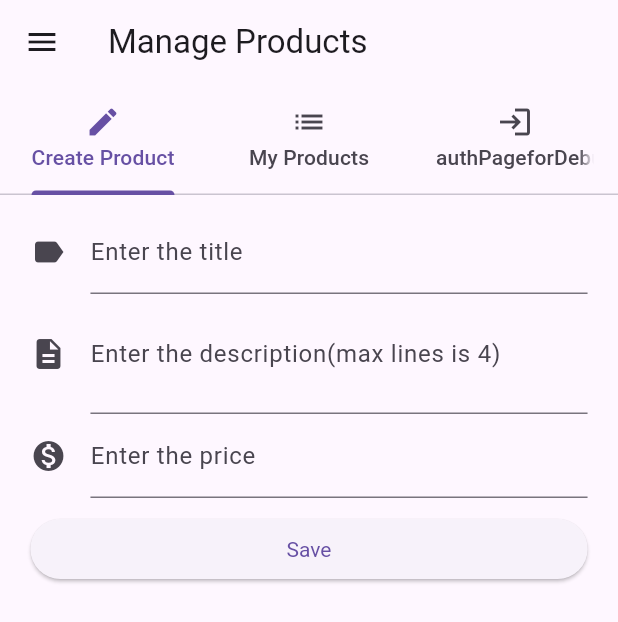
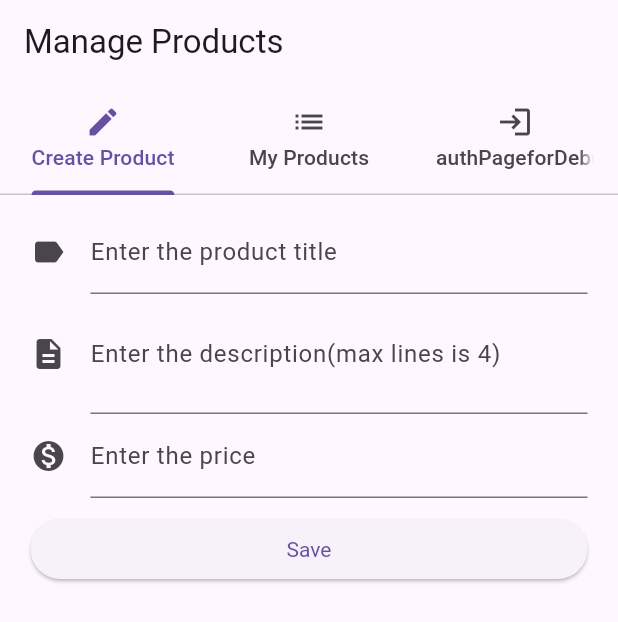
Before and after one commit to BNorelden/flutter_course, a Flutter app: the ProductsAdminPage screen opened by its route, on a phone screen of 412 x 824 dp. Shown: the top 622 px of the screen. Run offline on Flutter 3.47's test engine with Material 3 defaults, Android fonts, the phone set to English and light mode, and no system bars.

Commit message:
Bunch of modifications occured regarding the forms - product_create  has became -> product_edit - _updateProduct added to main - Auth now has verification but not appearing on vsc which i made a 3rd tab for - validators was taught, initialvalues, GlobalKey<FormState>, TextFormField - I used lot of question and exclamation marks to avoid flutter errors which max didn't use - product_admin contains the extra auth tab for testing purposes This Commit contains lot of information/changes. eventually I need to add this info to readme page.

```diff
--- a/lib/main.dart
+++ b/lib/main.dart
@@ -39,6 +39,12 @@ class _MyAppState extends State<MyApp> {
     print(_products);
   }
 
+  void _updateProduct(int index, Map<String, dynamic> product) {
+    setState(() {
+      _products[index] = product;
+    });
+  }
+
   void _deleteProduct(int index) {
     setState(() {
       _products.removeAt(index);
@@ -48,6 +54,7 @@ class _MyAppState extends State<MyApp> {
   @override
   Widget build(BuildContext context) {
     return MaterialApp(
+        initialRoute: '/',
         // debugShowMaterialGrid: true, //  for debug purpose the whole screen becomes minipixelated squares
         debugShowCheckedModeBanner:
             false, //removing banner in top left corner of the screen
@@ -59,13 +66,13 @@ class _MyAppState extends State<MyApp> {
           cardColor:
               Colors.deepPurple, //did this instead of the accentColor for now
         ),
-        // home: AuthPage(),
+        // home: const AuthPage(),
         routes: {
           //named routes
           '/': (BuildContext context) => const AuthPage(),
           '/products': (BuildContext context) => ProductsPage(_products),
-          '/admin': (BuildContext context) =>
-              ProductsAdminPage(_addProduct, _deleteProduct),
+          '/admin': (BuildContext context) => ProductsAdminPage(
+              _addProduct, _updateProduct, _deleteProduct, _products),
         },
         onGenerateRoute: (RouteSettings settings) {
           final List<String> pathElements = settings.name!.split('/');
--- a/lib/pages/product_create.dart
+++ /dev/null
@@ -1,115 +0,0 @@
-// ignore_for_file: prefer_const_constructors
-
-import 'package:flutter/material.dart';
-
-class ProductCreatePage extends StatefulWidget {
-  final Function addProduct;
-
-  const ProductCreatePage(this.addProduct, {super.key});
-
-  @override
-  State<StatefulWidget> createState() {
-    return _ProductCreatePageState();
-  }
-}
-
-class _ProductCreatePageState extends State<ProductCreatePage> {
-  String _titleValue = '';
-  String _descriptionValue = '';
-  double _priceValue = 0.0;
-
-  Widget _buildTitleTextField() {
-    return TextFormField(
-        decoration: InputDecoration(
-            border: UnderlineInputBorder(),
-            labelText: 'Enter the title',
-            icon: Icon(Icons.label)),
-        onChanged: (String value) {
-          setState(() {
-            _titleValue = value;
-          });
-        });
-  }
-
-  Widget _buildDescriptionTextField() {
-    return TextFormField(
-      decoration: const InputDecoration(
-        border: UnderlineInputBorder(),
-        labelText: 'Enter the description(max lines is 4)',
-        icon: Icon(Icons.description),
-      ),
-      minLines: 2,
-      maxLines: 5,
-      onChanged: (String value) {
-        setState(() {
-          _descriptionValue = value;
-        });
-      },
-    );
-  }
-
-  _buildPriceTextField() {
-    return TextFormField(
-      keyboardType: TextInputType.number,
-      decoration: const InputDecoration(
-        border: UnderlineInputBorder(),
-        labelText: 'Enter the price',
-        icon: Icon(Icons.monetization_on_sharp),
-      ),
-      onChanged: (String value) {
-        setState(() {
-          _priceValue = double.parse(value);
-        });
-      },
-    );
-  }
-
-  void _submitForm() {
-    final Map<String, dynamic> product = {
-      'title': _titleValue,
-      'description': _descriptionValue,
-      'price': _priceValue,
-      'image': 'assets/food.jpg'
-    };
-    widget.addProduct(product);
-    Navigator.pushReplacementNamed(
-        context, '/products'); //takes you to products page
-  }
-
-  @override
-  Widget build(BuildContext context) {
-    final double deviceWidth = MediaQuery.of(context).size.width;
-    final double targetWidth = deviceWidth > 550.0 ? 500 : deviceWidth * 0.95;
-    final double targetPadding = deviceWidth - targetWidth;
-    return Container(
-      margin: const EdgeInsets.all(10.0),
-      child: Form(
-        child: ListView(
-          // LV takes the whole available space
-          padding: EdgeInsets.symmetric(horizontal: targetPadding / 2),
-          children: [
-            _buildTitleTextField(),
-            _buildDescriptionTextField(),
-            _buildPriceTextField(),
-            const SizedBox(
-              height: 10.0,
-            ),
-            ElevatedButton(
-                style: ElevatedButton.styleFrom(
-                    textStyle: const TextStyle(color: Colors.deepPurpleAccent)),
-                onPressed: _submitForm,
-                child: const Text('Save'))
-/*             GestureDetector(
-              onTap: _submitForm,
-              child: Container(
-                color: Colors.green,
-                padding: EdgeInsets.all(5.0),
-                child: Text('My Button'),
-              ),
-            ) */
-          ],
-        ),
-      ),
-    );
-  }
-}
--- /dev/null
+++ b/lib/pages/product_edit.dart
@@ -0,0 +1,185 @@
+// ignore_for_file: prefer_const_constructors, use_key_in_widget_constructors
+
+import 'package:flutter/material.dart';
+
+class ProductEditPage extends StatefulWidget {
+  final Function? addProduct;
+  final Function? updateProduct;
+  final Map<String, dynamic>? product;
+  final int? productIndex;
+
+  const ProductEditPage(
+      {this.addProduct,
+      this.updateProduct,
+      this.product,
+      this.productIndex,
+      super.key});
+//https://stackoverflow.com/questions/70905837/adding-an-explicit-non-null-default-value-to-parameters-in-flutter saved the day with question marks on varibles ^^^
+  @override
+  State<StatefulWidget> createState() {
+    return _ProductEditPageState();
+  }
+}
+
+class _ProductEditPageState extends State<ProductEditPage> {
+  final Map<String, dynamic> _formData = {
+    'title': null,
+    'description': null,
+    'price': null,
+    'image': 'assets/food.jpg'
+  };
+  final GlobalKey<FormState> _formKey = GlobalKey<FormState>();
+
+  Widget _buildTitleTextField() {
+    return TextFormField(
+      decoration: InputDecoration(
+          border: UnderlineInputBorder(),
+          labelText: 'Enter the product title',
+          icon: Icon(Icons.label)),
+      // autovalidateMode: AutovalidateMode.always,//this is always showing
+      initialValue: widget.product == null ? '' : widget.product?['title'],
+      validator: (String? value) {
+        // if (value!.trim().length <= 0) {
+        if (value!.isEmpty || value.length < 5) {
+          return 'Title is required and should be 5+ characters long.';
+        }
+      },
+      onSaved: (String? value) {
+        //? saved the day for The argument type 'void Function(String)' can't be assigned to the parameter type 'void Function(String?)?'
+
+        _formData['title'] = value!;
+      },
+/*         onChanged: (String value) {//works now but will use onSaved for learning Purposes
+          setState(() {
+            _titleValue = value;
+          });
+        } */
+    );
+  }
+
+  Widget _buildDescriptionTextField() {
+    return TextFormField(
+      decoration: const InputDecoration(
+        border: UnderlineInputBorder(),
+        labelText: 'Enter the description(max lines is 4)',
+        icon: Icon(Icons.description),
+      ),
+      initialValue:
+          widget.product == null ? '' : widget.product?['description'],
+      validator: (String? value) {
+        // if (value!.trim().length <= 0) {
+        if (value!.isEmpty || value.length < 10) {
+          return 'Description is required and should be 10+ characters long.';
+        }
+      },
+      minLines: 2,
+      maxLines: 5,
+      onSaved: (String? value) {
+        //? saved the day for The argument type 'void Function(String)' can't be assigned to the parameter type 'void Function(String?)?'
+
+        _formData['description'] = value!;
+      },
+/*       onChanged: (String value) {
+        setState(() {
+          _descriptionValue = value;
+        });
+      }, */
+    );
+  }
+
+  _buildPriceTextField() {
+    return TextFormField(
+      keyboardType: TextInputType.number,
+      decoration: const InputDecoration(
+        border: UnderlineInputBorder(),
+        labelText: 'Enter the price',
+        icon: Icon(Icons.monetization_on_sharp),
+      ),
+      initialValue:
+          widget.product == null ? '' : widget.product?['price'].toString(),
+      validator: (String? value) {
+        if (value!.isEmpty ||
+            !RegExp(r'^(?:[1-9]\d*|0)?(?:\.\d+)?$').hasMatch(value)) {
+          return 'Price is required and should be a number.';
+        }
+      },
+      onSaved: (String? value) {
+        _formData['price'] = double.parse(value!);
+      },
+/*       onChanged: (String value) {
+        setState(() {
+          _priceValue = double.parse(value);
+        });
+      }, */
+    );
+  }
+
+  void _submitForm() {
+    if (!_formKey.currentState!.validate()) {
+      return;
+    }
+    _formKey.currentState
+        ?.save(); //The method 'save' can't be unconditionally invoked because the receiver can be 'null'.
+    // Try making the call conditional (using '?.') or adding a null check to the target ^^++
+    if (widget.product == null) {
+      widget.addProduct!(_formData);
+    } else {
+      widget.updateProduct!(widget.productIndex, _formData);
+    }
+
+    Navigator.pushReplacementNamed(
+        context, '/products'); //takes you to products page
+  }
+
+  @override
+  Widget build(BuildContext context) {
+    final double deviceWidth = MediaQuery.of(context).size.width;
+    final double targetWidth = deviceWidth > 550.0 ? 500 : deviceWidth * 0.95;
+    final double targetPadding = deviceWidth - targetWidth;
+    final Widget pageContent = GestureDetector(
+      onTap: () {
+        FocusScope.of(context).requestFocus(FocusNode());
+      },
+      child: Container(
+        margin: const EdgeInsets.all(10.0),
+        child: Form(
+          key: _formKey,
+          child: ListView(
+            // LV takes the whole available space
+            padding: EdgeInsets.symmetric(horizontal: targetPadding / 2),
+            children: [
+              _buildTitleTextField(),
+              _buildDescriptionTextField(),
+              _buildPriceTextField(),
+              const SizedBox(
+                height: 10.0,
+              ),
+              ElevatedButton(
+                  style: ElevatedButton.styleFrom(
+                      textStyle:
+                          const TextStyle(color: Colors.deepPurpleAccent)),
+                  onPressed: _submitForm,
+                  child: const Text('Save'))
+/*             GestureDetector(
+              onTap: _submitForm,
+              child: Container(
+                color: Colors.green,
+                padding: EdgeInsets.all(5.0),
+                child: Text('My Button'),
+              ),
+            ) */
+            ],
+          ),
+        ),
+      ),
+    );
+    return widget.product == null
+        ? pageContent
+        : Scaffold(
+            appBar: AppBar(
+              title: Text('Edit Product'),
+            ),
+            body: pageContent,
+          );
+  }
+}
--- a/lib/pages/products_admin.dart
+++ b/lib/pages/products_admin.dart
@@ -2,14 +2,18 @@
 
 import 'package:flutter/material.dart';
 import 'package:flutter_course_/pages/auth.dart';
-import 'package:flutter_course_/pages/product_create.dart';
+import 'package:flutter_course_/pages/product_edit.dart';
 import 'package:flutter_course_/pages/product_list.dart';
 
 class ProductsAdminPage extends StatelessWidget {
   final Function addProduct;
+  final Function updateProduct;
   final Function deleteProduct;
+  final List<Map<String, dynamic>> products;
 
-  const ProductsAdminPage(this.addProduct, this.deleteProduct, {super.key});
+  const ProductsAdminPage(
+      this.addProduct, this.updateProduct, this.deleteProduct, this.products,
+      {super.key});
 
   Widget _buildSideDrawer(BuildContext context) {
     return Drawer(
@@ -32,10 +36,11 @@ class ProductsAdminPage extends StatelessWidget {
   @override
   Widget build(BuildContext context) {
     return DefaultTabController(
-      length: 3, //dont forget to change this to 2
+      length: 3, //dont forget to change this to 2 - 3 was for debugging
       child: Scaffold(
         drawer: _buildSideDrawer(context),
         appBar: AppBar(
+          automaticallyImplyLeading: false,
           title: const Text('Manage Products'),
           bottom: const TabBar(tabs: <Widget>[
             Tab(
@@ -55,9 +60,12 @@ class ProductsAdminPage extends StatelessWidget {
         ),
         body: TabBarView(
           children: <Widget>[
-            ProductCreatePage(addProduct),
-            ProductListPage(),
-            AuthPage() //don't forget to remove this tab
+            ProductEditPage(addProduct: addProduct),
+            ProductListPage(
+              products: products,
+              updateProduct: updateProduct,
+            ), // he had products without being an empty array!!!!! but products: products worked for me
+            AuthPage() //don't forget to remove this tab DONT KNOW HOW TO GET AUTH TO ALWAYS WORKKKKKK
           ],
         ),
       ),
```
Also changed, not shown: lib/pages/auth.dart (+40 -17 lines), lib/pages/product_list.dart (+35 -3 lines).
